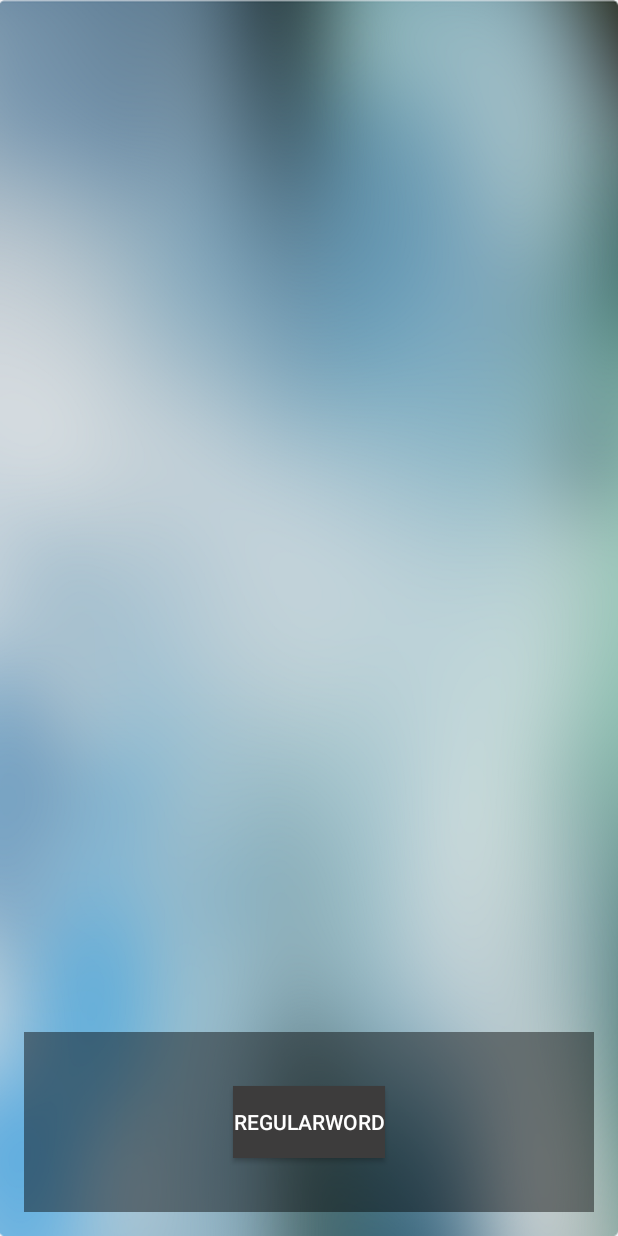
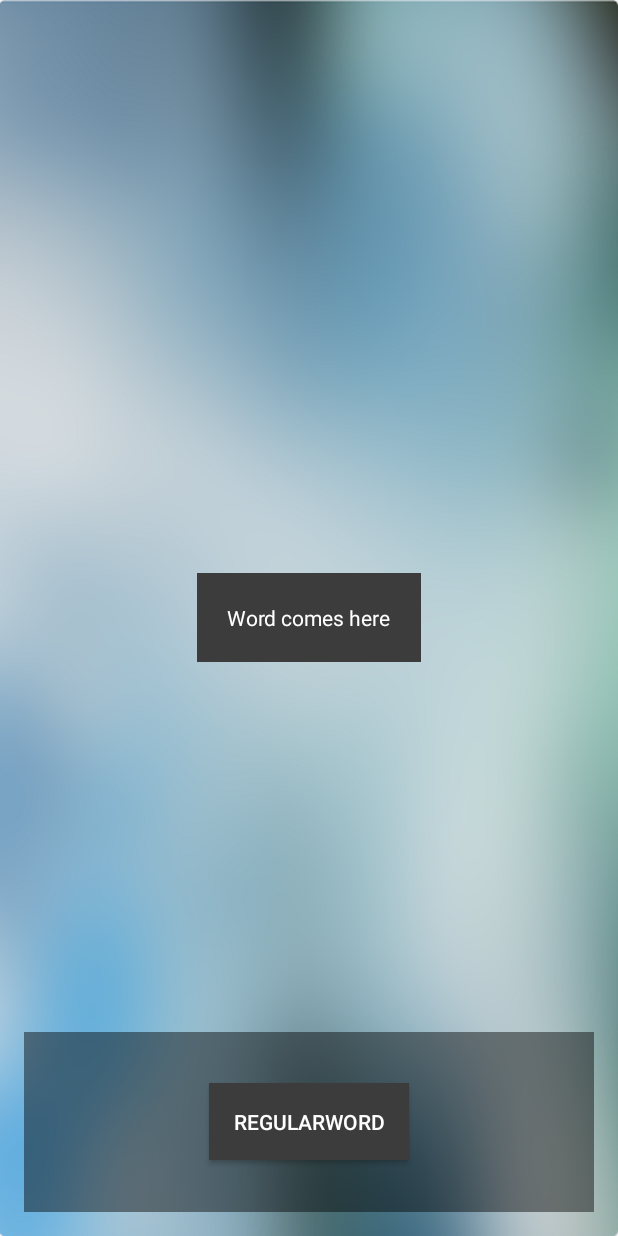
Before and after one commit to AnderssonX/ScreenAndroid, an Android app: the layout fragment_main.xml on its own in the app's theme, with its tools: preview values and no code run, on a phone screen of 412 x 824 dp. Run offline under Robolectric (Android 15) with nearby library versions, the phone set to English and light mode, and no system bars.

Commit message:
Added method to grab a new random word on buttonclick.

```diff
--- a/ScreenAndroid/src/main/res/layout/fragment_main.xml
+++ b/ScreenAndroid/src/main/res/layout/fragment_main.xml
@@ -43,7 +43,7 @@
         android:background="#3D3C3C"
         android:textColor="#ffffffff"
         android:padding="20dp"
-        android:visibility="invisible" />
+        android:visibility="visible" />
 
     <LinearLayout
         android:layout_width="match_parent"
@@ -56,6 +56,7 @@
         <Button
         android:layout_width="wrap_content"
         android:layout_height="wrap_content"
+            android:padding="16dp"
         android:text="regularWord"
         android:id="@+id/wordBtn"
         android:background="#3D3C3C"
```
Also changed, not shown: ScreenAndroid/src/main/java/se/mah/k3/NiagaraApp/MainFragment.java (+6 -2 lines).
